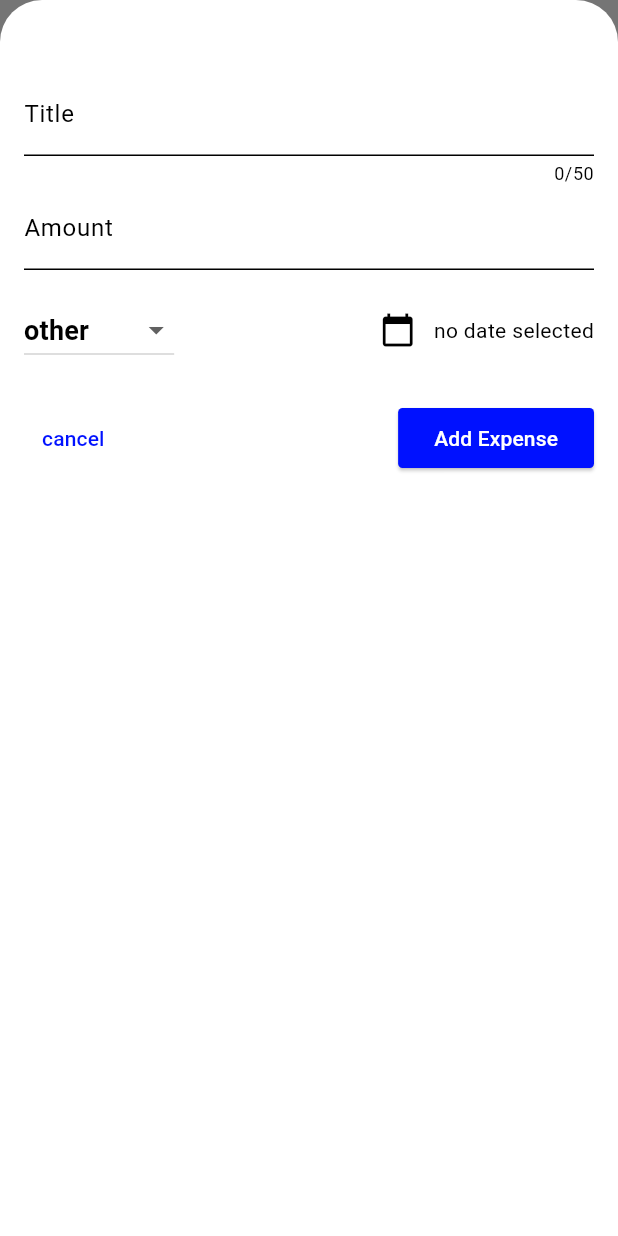
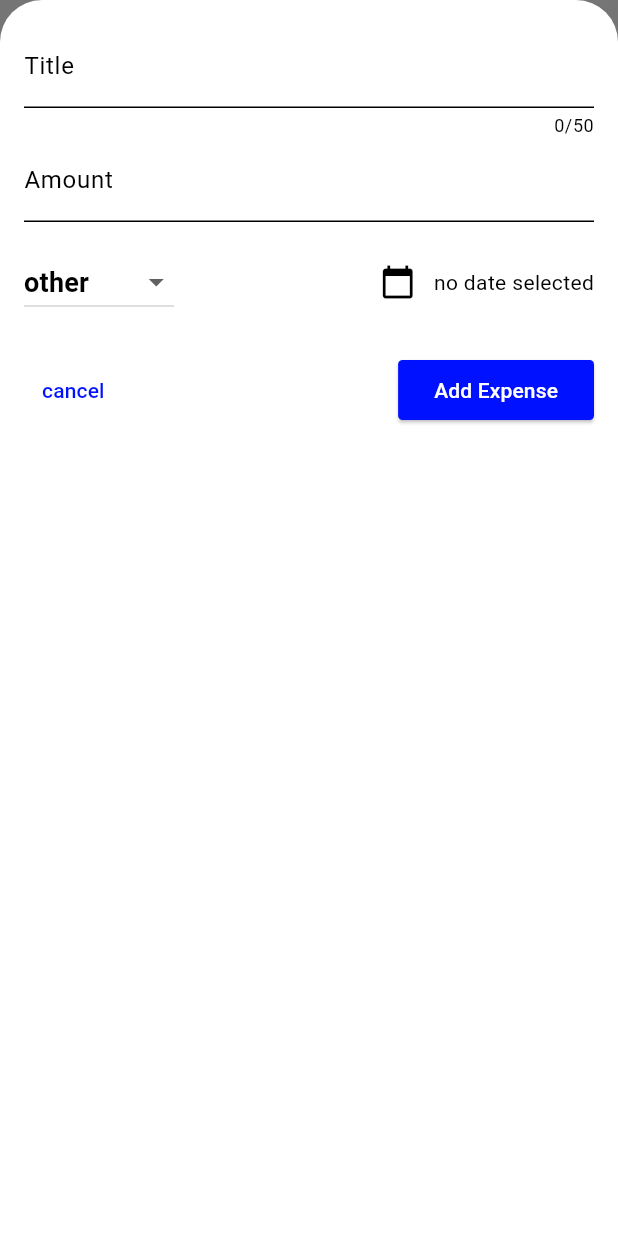
Before and after one commit to jaaraarkey/expense-tracker, a Flutter app: the screen it shows after launch, after a tap on the "add" icon, on a phone screen of 412 x 824 dp. Run offline on Flutter 3.47's test engine with Material 3 defaults, Android fonts, the phone set to English and light mode, and no system bars.

```diff
--- a/lib/main.dart
+++ b/lib/main.dart
@@ -1,5 +1,6 @@
 import 'package:flutter/material.dart';
 import 'widgets/expenses.dart';
+// import 'package:flutter/services.dart';
 
 var kColorScheme = const ColorScheme(
   brightness: Brightness.light,
@@ -26,6 +27,9 @@ var kDarkColorScheme = const ColorScheme(
 );
 
 void main() {
+  // WidgetsFlutterBinding.ensureInitialized();
+  // SystemChrome.setPreferredOrientations([DeviceOrientation.portraitUp])
+  //     .then((fn) {
   runApp(
     MaterialApp(
       darkTheme: ThemeData.dark().copyWith(
@@ -130,4 +134,5 @@ void main() {
     ),
     // ),
   );
+  // });
 }
--- a/lib/widgets/expenses.dart
+++ b/lib/widgets/expenses.dart
@@ -44,6 +44,7 @@ class _ExpensesState extends State<Expenses> {
 
   void _openAddExpenseOverlay() {
     showModalBottomSheet(
+        useSafeArea: true,
         isScrollControlled: true,
         context: context,
         builder: (ctx) => NewExpense(
@@ -88,6 +89,8 @@ class _ExpensesState extends State<Expenses> {
 
   @override
   Widget build(BuildContext context) {
+    final width = MediaQuery.of(context).size.width;
+
     Widget mainContent = const Center(
       child: Text('Start adding your expenses.'),
     );
@@ -118,12 +121,19 @@ class _ExpensesState extends State<Expenses> {
         ],
         title: const Text('Expensses Tracker'),
       ),
-      body: Column(
-        children: [
-          Chart(expenses: _registeredExpenses),
-          Expanded(child: mainContent),
-        ],
-      ),
+      body: width < 600
+          ? Column(
+              children: [
+                Chart(expenses: _registeredExpenses),
+                Expanded(child: mainContent),
+              ],
+            )
+          : Row(
+              children: [
+                Expanded(child: Chart(expenses: _registeredExpenses)),
+                Expanded(child: mainContent),
+              ],
+            ),
     );
   }
 }
--- a/lib/widgets/new_expense.dart
+++ b/lib/widgets/new_expense.dart
@@ -1,3 +1,6 @@
+import 'dart:io';
+import 'package:flutter/cupertino.dart';
+
 import 'package:flutter/material.dart';
 import 'package:intl/intl.dart';
 import 'package:expense_tracker/model/expense.dart';
@@ -36,14 +39,21 @@ class _NewExpenseState extends State<NewExpense> {
     });
   }
 
-  void _submitExpensesData() {
-    final enteredAmount = double.tryParse(_amountController.text);
-    final amountIsInvalid =
-        enteredAmount == null || enteredAmount <= 0 || _selectedDate == null;
-
-    if (_titleController.text.trim().isEmpty ||
-        amountIsInvalid ||
-        _selectedDate == null) {
+  void _showDialog() {
+    if (Platform.isIOS) {
+      showCupertinoDialog(
+          context: context,
+          builder: (ctx) => CupertinoAlertDialog(
+                  title: const Text('Oops! \nMore details needed'),
+                  content: const Text('Please enter title, amount and date'),
+                  actions: [
+                    TextButton(
+                        onPressed: () {
+                          Navigator.pop(ctx);
+                        },
+                        child: const Text('Okay'))
+                  ]));
+    } else {
       showDialog(
         context: context,
         builder: (ctx) => AlertDialog(
@@ -54,10 +64,23 @@ class _NewExpenseState extends State<NewExpense> {
               onPressed: () {
                 Navigator.pop(ctx);
               },
-                child: const Text('Okay'))
+              child: const Text('Okay'),
+            ),
           ],
         ),
       );
+    }
+  }
+
+  void _submitExpensesData() {
+    final enteredAmount = double.tryParse(_amountController.text);
+    final amountIsInvalid =
+        enteredAmount == null || enteredAmount <= 0 || _selectedDate == null;
+
+    if (_titleController.text.trim().isEmpty ||
+        amountIsInvalid ||
+        _selectedDate == null) {
+      _showDialog();
       return;
     }
     widget.onAddExpense(
@@ -78,18 +101,26 @@ class _NewExpenseState extends State<NewExpense> {
     super.dispose();
   }
 
-  void _saveInputTitle(String inputValue) {
-    _titleController.text = inputValue;
-  }
+  // void _saveInputTitle(String inputValue) {
+  //   _titleController.text = inputValue;
+  // }
 
-  void _saveInputAmount(String inputValue) {
-    _amountController.text = inputValue;
-  }
+  // void _saveInputAmount(String inputValue) {
+  //   _amountController.text = inputValue;
+  // }
 
   @override
   Widget build(BuildContext context) {
-    return Padding(
-      padding: const EdgeInsets.fromLTRB(16, 48, 16, 16),
+    final keyboardSpace = MediaQuery.of(context).viewInsets.bottom;
+    return LayoutBuilder(builder: (ctx, constraints) {
+      // final height = constraints.maxHeight;
+      // final width = constraints.maxWidth;
+
+      return SizedBox(
+        height: double.infinity,
+        child: SingleChildScrollView(
+          child: Padding(
+            padding: EdgeInsets.fromLTRB(16, 16, 16, keyboardSpace + 16),
             child: Column(
               children: [
                 TextField(
@@ -175,6 +206,9 @@ class _NewExpenseState extends State<NewExpense> {
                 ),
               ],
             ),
+          ),
+        ),
       );
+    });
   }
 }
```
Lines whose indentation alone changed are shown as unchanged.
